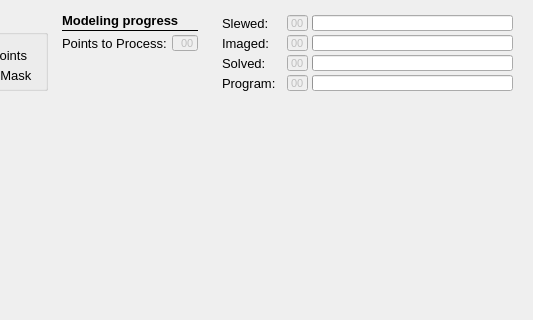
Old version of the form mountwizzard/gui/hemisphere_window_ui.ui in the repository sayitfast/MountWizzard3; both pictures show x 258 to 791 and y 0 to 320 of the 791 by 641 pixel window.
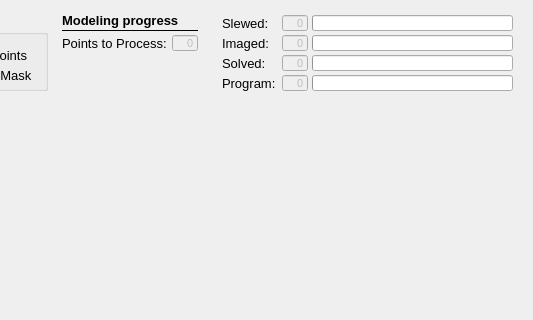
New version of the form.

The edit to the form file:
```diff
--- a/mountwizzard/gui/hemisphere_window_ui.ui
+++ b/mountwizzard/gui/hemisphere_window_ui.ui
@@ -170,9 +170,9 @@
    </property>
    <property name="geometry">
     <rect>
-     <x>545</x>
+     <x>540</x>
      <y>75</y>
-     <width>21</width>
+     <width>26</width>
      <height>16</height>
     </rect>
    </property>
@@ -200,7 +200,7 @@
     <enum>Qt::RightToLeft</enum>
    </property>
    <property name="text">
-    <string>00</string>
+    <string>0</string>
    </property>
    <property name="alignment">
     <set>Qt::AlignRight|Qt::AlignTrailing|Qt::AlignVCenter</set>
@@ -255,9 +255,9 @@
    </property>
    <property name="geometry">
     <rect>
-     <x>545</x>
+     <x>540</x>
      <y>55</y>
-     <width>21</width>
+     <width>26</width>
      <height>16</height>
     </rect>
    </property>
@@ -285,7 +285,7 @@
     <enum>Qt::RightToLeft</enum>
    </property>
    <property name="text">
-    <string>00</string>
+    <string>0</string>
    </property>
    <property name="alignment">
     <set>Qt::AlignRight|Qt::AlignTrailing|Qt::AlignVCenter</set>
@@ -340,9 +340,9 @@
    </property>
    <property name="geometry">
     <rect>
-     <x>545</x>
+     <x>540</x>
      <y>35</y>
-     <width>21</width>
+     <width>26</width>
      <height>16</height>
     </rect>
    </property>
@@ -370,7 +370,7 @@
     <enum>Qt::RightToLeft</enum>
    </property>
    <property name="text">
-    <string>00</string>
+    <string>0</string>
    </property>
    <property name="alignment">
     <set>Qt::AlignRight|Qt::AlignTrailing|Qt::AlignVCenter</set>
@@ -440,9 +440,9 @@
    </property>
    <property name="geometry">
     <rect>
-     <x>545</x>
+     <x>540</x>
      <y>15</y>
-     <width>21</width>
+     <width>26</width>
      <height>16</height>
     </rect>
    </property>
@@ -470,7 +470,7 @@
     <enum>Qt::RightToLeft</enum>
    </property>
    <property name="text">
-    <string>00</string>
+    <string>0</string>
    </property>
    <property name="alignment">
     <set>Qt::AlignRight|Qt::AlignTrailing|Qt::AlignVCenter</set>
@@ -536,7 +536,7 @@
     <enum>Qt::RightToLeft</enum>
    </property>
    <property name="text">
-    <string>00</string>
+    <string>0</string>
    </property>
    <property name="alignment">
     <set>Qt::AlignRight|Qt::AlignTrailing|Qt::AlignVCenter</set>
```
